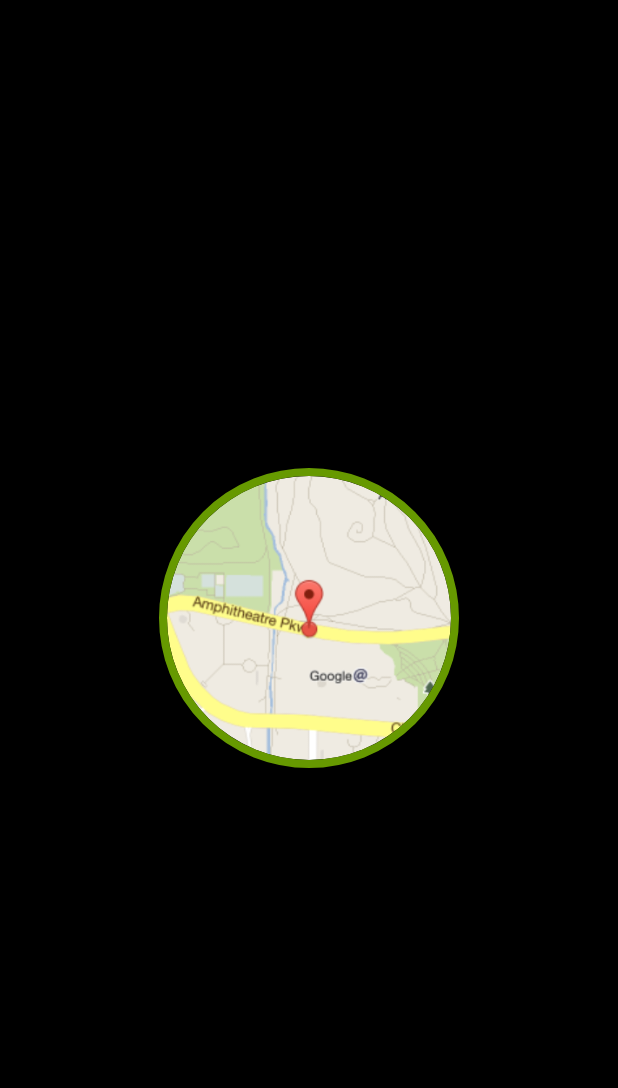
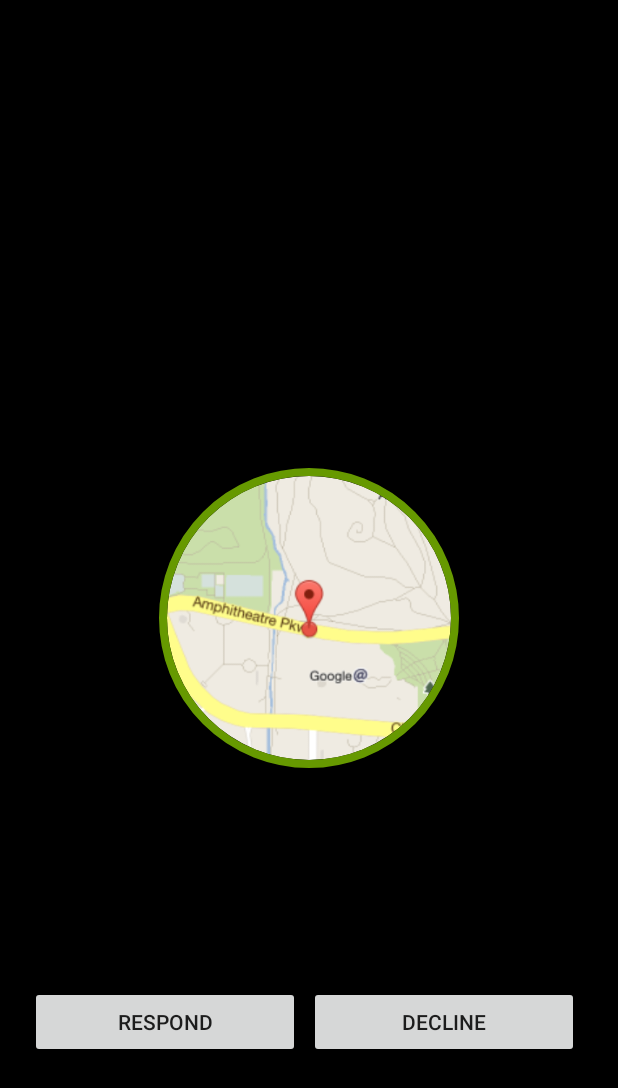
Before and after one commit to brgynearest/BrgyAmbulance, an Android app: the VictimCall screen opened directly, with no data from a screen before it, on a phone screen of 412 x 824 dp. Shown: the top 1088 px of the screen. Run offline under Robolectric (Android 15) with nearby library versions, the phone set to English and light mode, and no system bars; our stand-ins replace CircleImageView.

Commit message:
cancel Request from Victim app

```diff
--- a/app/build.gradle
+++ b/app/build.gradle
@@ -8,6 +8,7 @@ android {
         targetSdkVersion 28
         versionCode 1
         versionName "1.0"
+        multiDexEnabled true
         testInstrumentationRunner "android.support.test.runner.AndroidJUnitRunner"
     }
     buildTypes {
--- a/app/src/main/AndroidManifest.xml
+++ b/app/src/main/AndroidManifest.xml
@@ -7,6 +7,7 @@
          Google Maps Android API v2, but you must specify either coarse or fine
          location permissions for the 'MyLocation' functionality.
     -->
+    <uses-permission android:name="android.permission.INTERNET" />
     <uses-permission android:name="android.permission.ACCESS_FINE_LOCATION" />
     <uses-permission android:name="android.permission.ACCESS_COARSE_LOCATION" />
 
--- a/app/src/main/java/com/example/joel/brgyambulance/Service/MyFirebaseMessaging.java
+++ b/app/src/main/java/com/example/joel/brgyambulance/Service/MyFirebaseMessaging.java
@@ -18,6 +18,7 @@ public class MyFirebaseMessaging extends FirebaseMessagingService {
         Intent intent = new Intent(getBaseContext(),VictimCall.class);
         intent.putExtra("lat",victim_location.latitude);
         intent.putExtra("lng",victim_location.longitude);
+        intent.putExtra("victimId",remoteMessage.getNotification().getTitle());
         startActivity(intent);
     }
 
--- a/app/src/main/java/com/example/joel/brgyambulance/VictimCall.java
+++ b/app/src/main/java/com/example/joel/brgyambulance/VictimCall.java
@@ -1,17 +1,22 @@
 package com.example.joel.brgyambulance;
 
-import android.animation.ValueAnimator;
-import android.graphics.Color;
+
 import android.media.MediaPlayer;
 import android.os.Handler;
 import android.support.v7.app.AppCompatActivity;
 import android.os.Bundle;
+import android.text.TextUtils;
 import android.util.Log;
-import android.view.animation.LinearInterpolator;
+import android.view.View;
+import android.widget.Button;
 import android.widget.TextView;
 import android.widget.Toast;
 
 import com.example.joel.brgyambulance.Interaction.Common;
+import com.example.joel.brgyambulance.Model.FCMResponse;
+import com.example.joel.brgyambulance.Model.Notification;
+import com.example.joel.brgyambulance.Model.Sender;
+import com.example.joel.brgyambulance.Model.Token;
 import com.example.joel.brgyambulance.Remote.IFCMService;
 import com.example.joel.brgyambulance.Remote.IGoogleAPI;
 import com.google.android.gms.maps.CameraUpdate;
@@ -37,16 +42,30 @@ import retrofit2.Response;
 public class VictimCall extends AppCompatActivity {
 
     TextView textTime,textDistance,textAddress;
-
+    Button btnrespond,btndecline;
     MediaPlayer mediaPlayer;
     IGoogleAPI mService;
+    String victimId;
+    IFCMService mFCMService;
 
     @Override
     protected void onCreate(Bundle savedInstanceState) {
         super.onCreate(savedInstanceState);
         setContentView(R.layout.activity_victim_call);
 
+
+        btnrespond = findViewById(R.id.btn_respond);
+        btndecline = findViewById(R.id.btn_decline);
+        btndecline.setOnClickListener(new View.OnClickListener() {
+            @Override
+            public void onClick(View view) {
+                if(TextUtils.isEmpty(victimId))
+                    declinerequest(victimId);
+            }
+        });
+
         mService = Common.getIGoogleAPI();
+        mFCMService = Common.getFCMService();
         textTime = findViewById(R.id.textTime);
         textAddress = findViewById(R.id.textAddress);
         textDistance = findViewById(R.id.textDistance);
@@ -58,9 +77,32 @@ public class VictimCall extends AppCompatActivity {
         {
             double lat = getIntent().getDoubleExtra("lat",-1.0);
             double lng = getIntent().getDoubleExtra("lng",-1.0);
+            victimId = getIntent().getStringExtra("victim");
             getDirection(lat,lng);
 
         }
+    }
+
+    private void declinerequest(String victimId) {
+        Token token = new Token(victimId);
+        Notification notification = new Notification("Notice","Brgy Ambulance has declined your request");
+        Sender sender = new Sender(notification,token.getToken());
+        mFCMService.sendMessage(sender)
+                .enqueue(new Callback<FCMResponse>() {
+                    @Override
+                    public void onResponse(Call<FCMResponse> call, Response<FCMResponse> response) {
+                        if(response.body().success==1)
+                        {
+                            Toast.makeText(VictimCall.this, "You Declined the Victims Request", Toast.LENGTH_SHORT).show();
+                            finish();
+                        }
+                    }
+
+                    @Override
+                    public void onFailure(Call<FCMResponse> call, Throwable t) {
+
+                    }
+                });
     }
 
 
--- a/app/src/main/res/layout/activity_victim_call.xml
+++ b/app/src/main/res/layout/activity_victim_call.xml
@@ -18,6 +18,7 @@
         />
 
     <LinearLayout
+        android:id="@+id/timedistanceandaddress"
         android:layout_below="@+id/map_image"
         android:orientation="vertical"
         android:layout_marginTop="16dp"
@@ -47,4 +48,32 @@
             android:layout_height="wrap_content" />
     </LinearLayout>
 
+    <LinearLayout
+        android:layout_below="@+id/timedistanceandaddress"
+        android:layout_width="match_parent"
+        android:layout_height="wrap_content"
+        android:layout_alignParentBottom="true"
+        android:layout_marginTop="50dp"
+        android:layout_marginLeft="20dp"
+        android:layout_marginRight="20dp"
+        android:orientation="horizontal"
+        android:weightSum="2">
+
+        <Button
+            android:id="@+id/btn_respond"
+            android:layout_width="200dp"
+            android:layout_height="wrap_content"
+            android:layout_marginRight="6dp"
+            android:layout_weight="1"
+            android:text="Respond" />
+
+        <Button
+            android:id="@+id/btn_decline"
+            android:layout_width="200dp"
+            android:layout_height="wrap_content"
+            android:layout_marginRight="6dp"
+            android:layout_weight="1"
+            android:text="Decline" />
+    </LinearLayout>
+
 </RelativeLayout>
```
Also changed, not shown: app/src/main/java/com/example/joel/brgyambulance/MapAmbulance.java (+23 -3 lines), app/src/main/java/com/example/joel/brgyambulance/Model/Notification.java (+16 -0 lines).
